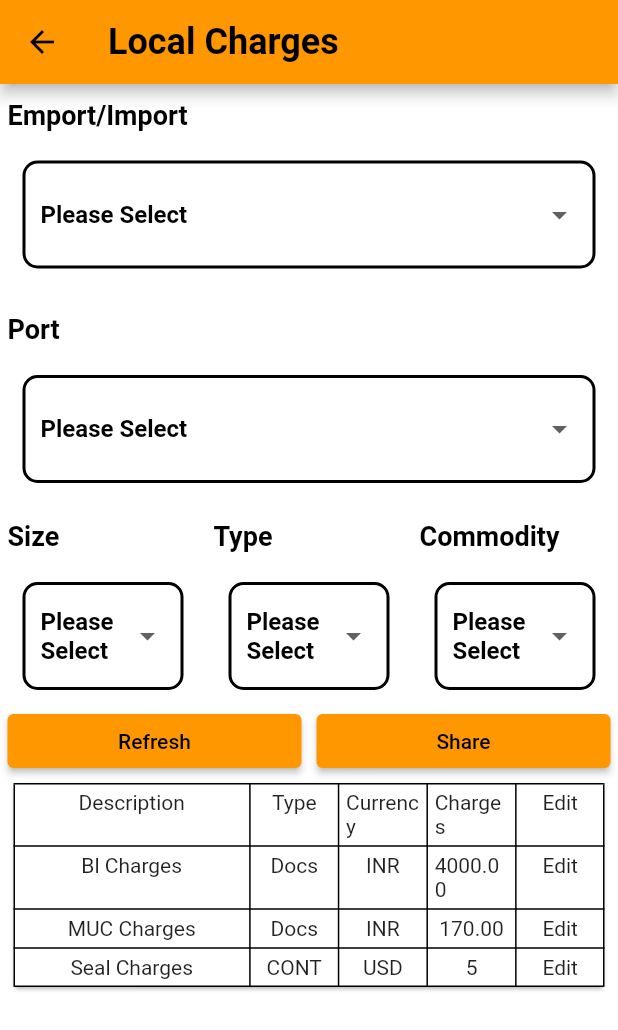
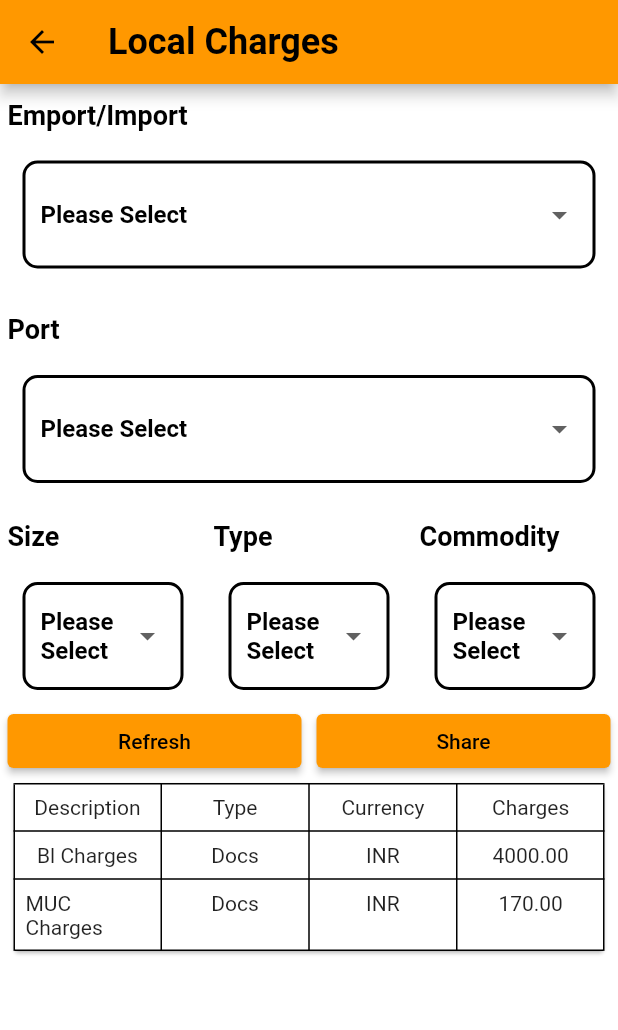
Before and after one commit to ShaikhAbdul007/OldTransvision, a Flutter app: the RatePage screen opened by its route, on a phone screen of 412 x 824 dp. Shown: the top 1030 px of the screen. Run offline on Flutter 3.47's test engine with Material 2 defaults, Android fonts, the phone set to English and light mode, and no system bars; our stand-ins replace animated_splash_screen.

Commit message:
table change

```diff
--- a/lib/Screen/bookingscreen/bokigdtls.dart
+++ b/lib/Screen/bookingscreen/bokigdtls.dart
@@ -1,4 +1,5 @@
 import 'package:flutter/material.dart';
+import 'package:transvision_app1/utils/routes.dart';
 import '../../MyComponent/ddb2.dart';
 
 class BookingDetails extends StatefulWidget {
@@ -207,7 +208,10 @@ class _BookingDetails extends State<BookingDetails> {
                       height: 50,
                       width: 120,
                       child: ElevatedButton(
-                          onPressed: () {},
+                          onPressed: () {
+                            Navigator.pushNamed(
+                                context, MyRoutes.bookingDetailsRoute2);
+                          },
                           child: const Text(
                             "Next",
                             style: TextStyle(
--- a/lib/Screen/drawerScreen.dart/rate_page.dart
+++ b/lib/Screen/drawerScreen.dart/rate_page.dart
@@ -108,19 +108,16 @@ class RatePage extends StatelessWidget {
               Card(
                 child: Table(
                   border: TableBorder.all(),
-                  columnWidths: const {
-                    1: FractionColumnWidth(0.15),
-                    2: FractionColumnWidth(0.15),
-                    3: FractionColumnWidth(0.15),
-                    4: FractionColumnWidth(0.15),
-                  },
+                  // columnWidths: const {
+                  //   1: FractionColumnWidth(0.15),
+                  //   2: FractionColumnWidth(0.15),
+                  //   3: FractionColumnWidth(0.15),
+                  // },
                   children: [
-                    buildRow(
-                        ['Description', 'Type', 'Currency', 'Charges', 'Edit'],
+                    buildRow(['Description', 'Type', 'Currency', 'Charges'],
                         isHeader: true),
-                    buildRow(['Bl Charges', 'Docs', 'INR', '4000.00', 'Edit']),
-                    buildRow(['MUC Charges', 'Docs', 'INR', '170.00', 'Edit']),
-                    buildRow(['Seal Charges', 'CONT', 'USD', '5', 'Edit']),
+                    buildRow(['Bl Charges', 'Docs', 'INR', '4000.00']),
+                    buildRow(['MUC Charges', 'Docs', 'INR', '170.00']),
                   ],
                 ),
               )
@@ -137,7 +134,7 @@ class RatePage extends StatelessWidget {
         //     fontWeight: isHeader ? FontWeight.bold : FontWeight.normal,
         //     fontSize: 18);
         return Padding(
-            padding: const EdgeInsets.all(5), child: Center(child: Text(cell)));
+            padding: const EdgeInsets.all(8), child: Center(child: Text(cell)));
       }).toList());
 
   getButton(String hint) {
--- a/lib/Screen/loginscreen/resetpassword.dart
+++ b/lib/Screen/loginscreen/resetpassword.dart
@@ -64,7 +64,7 @@ class _ResetPasswordState extends State<ResetPassword> {
                         if (value!.isEmpty) {
                           return "Password Cannot be Empty";
                         } else {
-                          return "null";
+                          return "Password Does Not Match";
                         }
                       },
                       decoration: InputDecoration(
```
